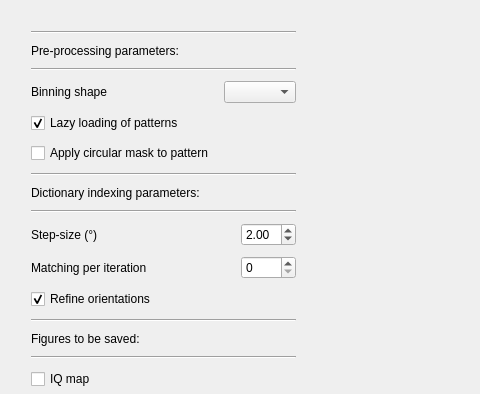
Qt form ui/di_setup.ui (EBSP-Indexer/EBSP-Indexer) before a commit; both pictures show x 0 to 480 and y 0 to 394 of the 792 by 542 pixel window.
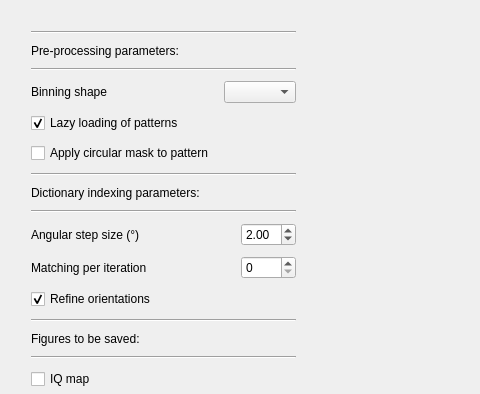
The same form after that commit.

```diff
--- a/ui/di_setup.ui
+++ b/ui/di_setup.ui
@@ -360,7 +360,7 @@
           <item row="0" column="0">
            <widget class="QLabel" name="label_8">
             <property name="text">
-             <string>Step-size (°)</string>
+             <string>Angular step size (°)</string>
             </property>
            </widget>
           </item>
```
Left out of the diff: 6 changed lines with no effect on the pictures.
